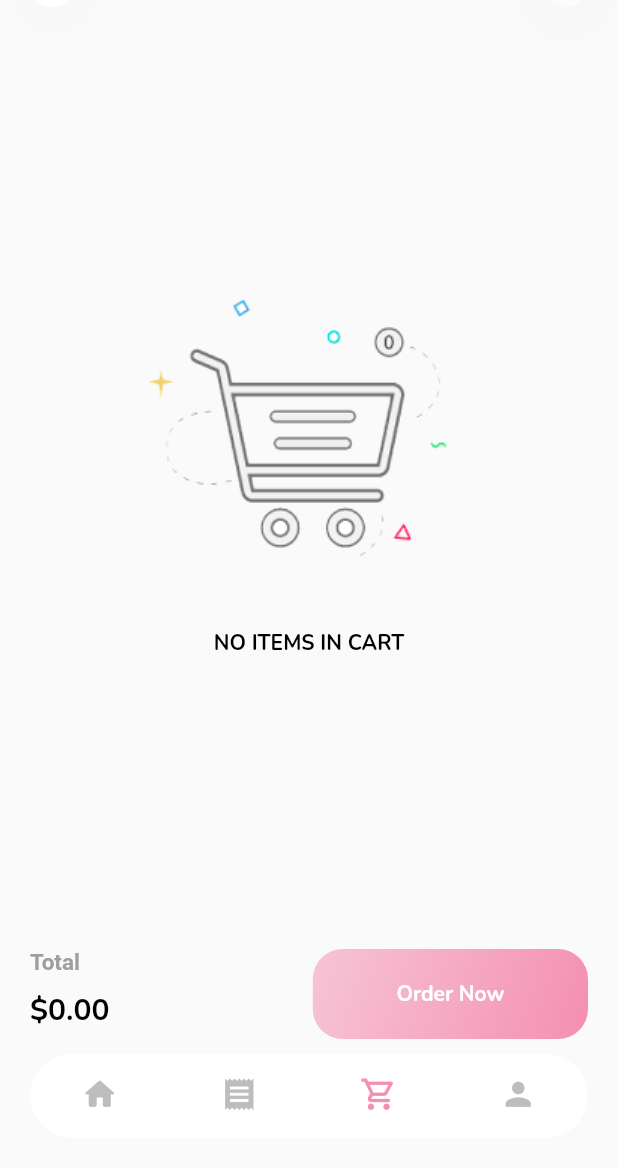
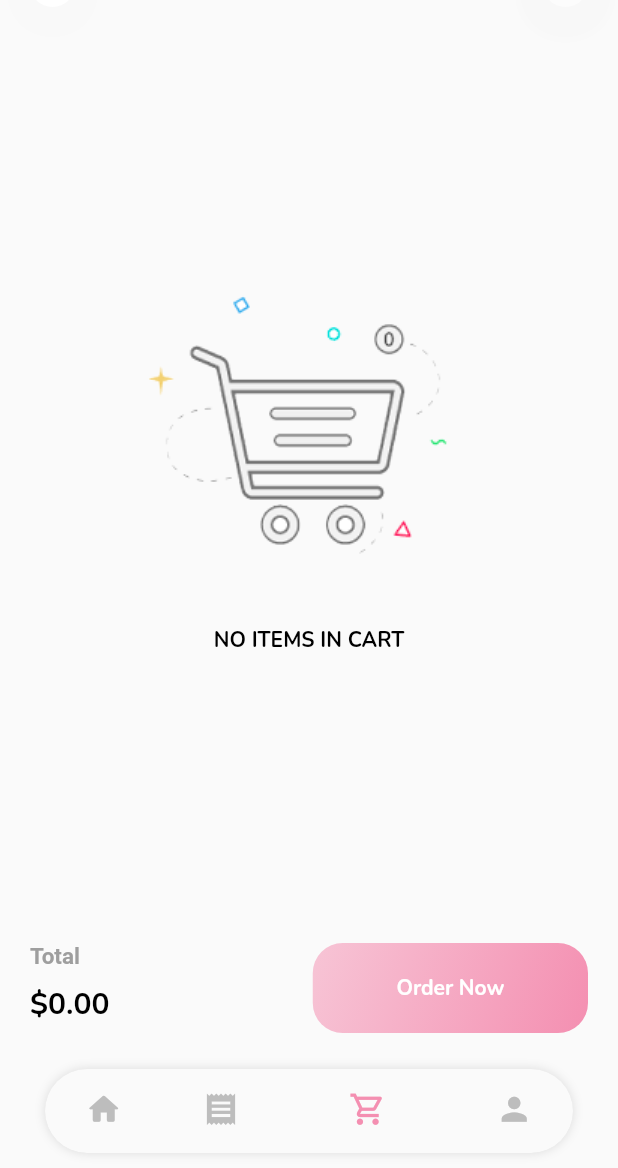
Before and after one commit to davidodejobi/E-Commerce-App, a Flutter app: the screen it shows after launch, item 3 of the bottom bar chosen, on a phone screen of 412 x 824 dp, the part 68-1236 px from its top. Run offline on Flutter 3.47's test engine with Material 2 defaults, Android fonts, the phone set to English and light mode, and no system bars; drawn by our look-alikes of cached_network_image; our stand-ins replace google_fonts; missing offline and left inert: enum_to_string; network calls fail.

```diff
--- a/lib/main.dart
+++ b/lib/main.dart
@@ -23,11 +23,12 @@ class MyApp extends StatelessWidget {
         ChangeNotifierProvider(create: (_) => Cart()),
         ChangeNotifierProvider(create: (_) => Manager()),
         ChangeNotifierProvider(create: (_) => Orders()),
+        ChangeNotifierProvider(create: (_) => SingleOrder()),
       ],
       child: MaterialApp(
         title: 'E Commerce App',
         theme: theme,
-        home: BottomNavBar(),
+        home: const BottomNavBar(),
       ),
     );
   }
--- a/lib/provider/cart.dart
+++ b/lib/provider/cart.dart
@@ -2,7 +2,7 @@ import 'package:flutter/foundation.dart';
 
 import '/provider/provider.dart';
 
-class BaseCartItem with ChangeNotifier {
+class BaseCartItem {
   final String? id;
   final String? title;
   final String? imageUrl;
--- a/lib/provider/provider.dart
+++ b/lib/provider/provider.dart
@@ -5,3 +5,4 @@ export '/provider/filter.dart';
 export '/provider/cart.dart';
 export '/provider/manager.dart';
 export 'orders.dart';
+export 'single_order.dart';
--- /dev/null
+++ b/lib/provider/single_order.dart
@@ -0,0 +1,63 @@
+import 'dart:convert';
+
+import 'package:flutter/material.dart';
+import 'package:http/http.dart' as http;
+
+import 'product.dart';
+
+class SingleOrderItem {
+  final String? id;
+  final double? amount;
+  final List<Product>? products;
+  final Product? product;
+  final DateTime? dateTime;
+
+  SingleOrderItem({
+    this.id,
+    this.amount,
+    this.products,
+    this.product,
+    this.dateTime,
+  });
+}
+
+class SingleOrder with ChangeNotifier {
+  // ignore: prefer_final_fields
+  List<SingleOrderItem> _orders = [];
+
+  List<SingleOrderItem> get orders => List.unmodifiable(_orders);
+
+  Future<void> addOrder(List<Product> singleCartProducts, double total) async {
+    final url = Uri.https(
+      "e-commerce-d85d2-default-rtdb.firebaseio.com",
+      "/orders.json",
+    );
+    final timeStamp = DateTime.now();
+    final response = await http.post(
+      url,
+      body: json.encode({
+        'amount': total,
+        'dateTime': timeStamp.toIso8601String(),
+        'products': singleCartProducts
+            .map((cp) => {
+                  'íd': cp.id,
+                  'title': cp.title,
+                  'quantity': 1,
+                  'price': cp.price,
+                  'imageUrl': cp.imageUrl,
+                  'subCategory': cp.subCategory.toString(),
+                })
+            .toList(),
+      }),
+    );
+
+    _orders.insert(
+        0,
+        SingleOrderItem(
+            id: json.decode(response.body)['name'],
+            amount: total,
+            dateTime: timeStamp,
+            products: singleCartProducts));
+    notifyListeners();
+  }
+}
--- a/lib/screens/cart_screen.dart
+++ b/lib/screens/cart_screen.dart
@@ -102,7 +102,10 @@ class CartScreen extends StatelessWidget {
             ),
             const SizedBox(
               height: kDefaultPadding / 2,
-            )
+            ),
+            const SizedBox(
+              height: kDefaultPadding * 4,
+            ),
           ],
         ),
       ),
--- a/lib/widgets/bottom_nav_bar.dart
+++ b/lib/widgets/bottom_nav_bar.dart
@@ -8,11 +8,38 @@ import '../screens/home_screen.dart';
 import '/provider/provider.dart';
 
 // ignore: must_be_immutable
-class BottomNavBar extends StatelessWidget {
-  BottomNavBar({Key? key}) : super(key: key);
+class BottomNavBar extends StatefulWidget {
+  const BottomNavBar({Key? key}) : super(key: key);
 
-  List<Widget> pages = <Widget>[
-    const HomePage(),
+  @override
+  State<BottomNavBar> createState() => _BottomNavBarState();
+}
+
+class _BottomNavBarState extends State<BottomNavBar> {
+  late ScrollController _controller;
+
+  @override
+  void initState() {
+    _controller = ScrollController();
+    super.initState();
+  }
+
+  @override
+  void didUpdateWidget(covariant BottomNavBar oldWidget) {
+    _controller = ScrollController();
+    super.didUpdateWidget(oldWidget);
+  }
+
+  @override
+  void dispose() {
+    _controller.dispose();
+    super.dispose();
+  }
+
+  late List<Widget> pages = <Widget>[
+    HomePage(
+      controller: _controller,
+    ),
     //Replace with screen 2
     Container(),
     const CartScreen(),
@@ -21,32 +48,66 @@ class BottomNavBar extends StatelessWidget {
       color: Colors.blue,
     ),
   ];
+
   @override
   Widget build(BuildContext context) {
     final manager = Provider.of<Manager>(context);
     final itemCount = Provider.of<Cart>(context, listen: true).itemCount;
     Size size = MediaQuery.of(context).size;
     return Scaffold(
-      // body: pages[manager.currentIndex!],
+      body: Stack(
+        children: [
           // IndexedStack allows you to easily switch widgets in your app.
-      body: IndexedStack(
+          IndexedStack(
             index: manager.currentIndex!,
             children: pages,
+          ),
+          Positioned(
+            left: 0,
+            right: 0,
+            bottom: 10,
+            child: ScrollToHideWidget(
+              // duration: _duration,
+              controller: _controller,
+              child: bottomNavigationBar(manager, context, itemCount),
+            ),
+          ),
+        ],
       ),
       drawer: MyDrawer(
         size: size,
       ),
-      bottomNavigationBar: Padding(
-        padding: const EdgeInsets.only(
-          bottom: 20.0,
-          left: 20.0,
-          right: 20.0,
+      // bottomNavigationBar: bottomNavigationBar(manager, context, itemCount),
+    );
+  }
+
+  Container bottomNavigationBar(
+      Manager manager, BuildContext context, int itemCount) {
+    return Container(
+      height: kBottomNavigationBarHeight,
+      margin: const EdgeInsets.only(
+        right: kDefaultPadding * 1.5,
+        left: kDefaultPadding * 1.5,
+        // right: kDefaultPadding,
+      ),
+      decoration: const BoxDecoration(
+        color: Colors.transparent,
+        borderRadius: BorderRadius.only(
+          topRight: Radius.circular(30),
+          topLeft: Radius.circular(30),
+          bottomLeft: Radius.circular(30),
+          bottomRight: Radius.circular(30),
+        ),
+        boxShadow: [
+          BoxShadow(color: Colors.black12, spreadRadius: 0, blurRadius: 05),
+        ],
       ),
       child: ClipRRect(
         borderRadius: const BorderRadius.all(Radius.circular(30)),
         child: BottomNavigationBar(
           currentIndex: manager.currentIndex!,
-            type: BottomNavigationBarType.fixed,
+          backgroundColor: Colors.transparent,
+          type: BottomNavigationBarType.shifting,
           selectedItemColor:
               Theme.of(context).bottomNavigationBarTheme.selectedItemColor,
           unselectedItemColor:
@@ -101,7 +162,6 @@ class BottomNavBar extends StatelessWidget {
           },
         ),
       ),
-      ),
     );
   }
 }
--- a/lib/widgets/drawer/my_drawer.dart
+++ b/lib/widgets/drawer/my_drawer.dart
@@ -34,7 +34,7 @@ class MyDrawer extends StatelessWidget {
                 Navigator.pushReplacement(
                   context,
                   MaterialPageRoute(
-                    builder: (context) => BottomNavBar(),
+                    builder: (context) => const BottomNavBar(),
                   ),
                 );
               },
--- a/lib/widgets/product_list.dart
+++ b/lib/widgets/product_list.dart
@@ -21,9 +21,7 @@ class _ProductListState extends State<ProductList> {
   void initState() {
     super.initState();
 
-    setState(() {
-      _isLoading = true;
-    });
+    _isLoading = true;
 
     Provider.of<Products>(context, listen: false)
         .fetchAndSetProducts()
--- /dev/null
+++ b/lib/widgets/scroll_to_hide.dart
@@ -0,0 +1,63 @@
+import 'package:flutter/material.dart';
+import 'package:flutter/rendering.dart';
+
+class ScrollToHideWidget extends StatefulWidget {
+  final Widget child;
+  final ScrollController controller;
+  final Duration duration;
+  const ScrollToHideWidget({
+    Key? key,
+    required this.child,
+    required this.controller,
+    this.duration = const Duration(milliseconds: 300),
+  }) : super(key: key);
+
+  @override
+  _ScrollToHideWidgetState createState() => _ScrollToHideWidgetState();
+}
+
+class _ScrollToHideWidgetState extends State<ScrollToHideWidget> {
+  bool _isvisible = true;
+
+  @override
+  void initState() {
+    widget.controller.addListener(listen);
+    super.initState();
+  }
+
+  @override
+  void dispose() {
+    widget.controller.removeListener(listen);
+    super.dispose();
+  }
+
+  void listen() {
+    final direction = widget.controller.position.userScrollDirection;
+    if (direction == ScrollDirection.reverse) {
+      if (_isvisible) {
+        setState(() {
+          _isvisible = false;
+        });
+      }
+    } else if (direction == ScrollDirection.forward) {
+      if (!_isvisible) {
+        setState(() {
+          _isvisible = true;
+        });
+      }
+    }
+  }
+
+  @override
+  Widget build(BuildContext context) {
+    return AnimatedContainer(
+      duration: widget.duration,
+      child: Wrap(
+        children: [
+          widget.child,
+        ],
+      ),
+      height: _isvisible ? 56 : 0,
+    );
+  }
+}
--- a/lib/widgets/widgets.dart
+++ b/lib/widgets/widgets.dart
@@ -17,3 +17,4 @@ export 'single_order_item.dart';
 export 'single_user_product.dart';
 export 'pop_custom_app_bar.dart';
 export 'profile_image.dart';
+export 'scroll_to_hide.dart';
```
Also changed, not shown: lib/screens/home_screen.dart (+6 -5 lines), lib/screens/orders_screen.dart (+54 -39 lines), lib/screens/product_details_screen.dart (+5 -11 lines), lib/widgets/single_order_item.dart (+4 -4 lines). Lines whose indentation alone changed are shown as unchanged.
